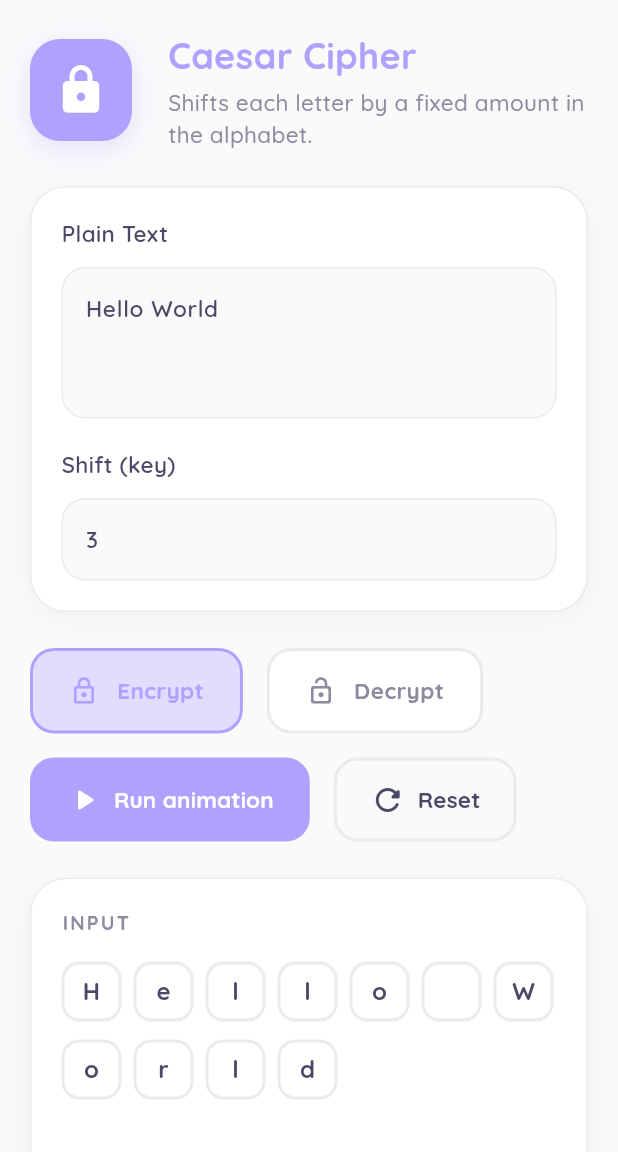
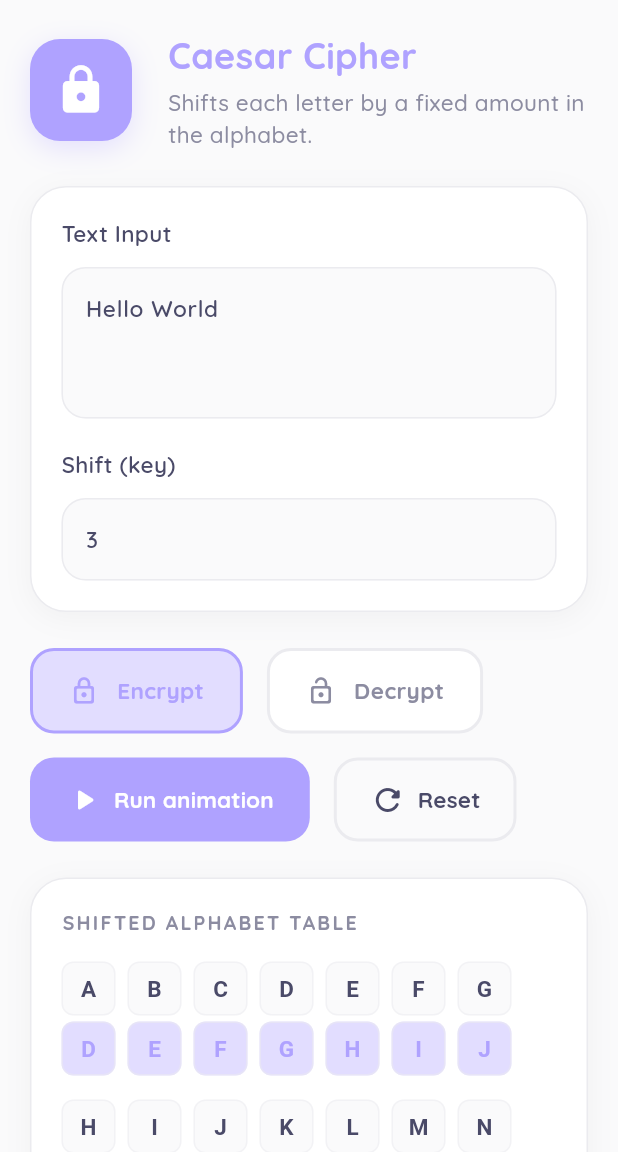
Before and after one commit to hlakhaled/Cipher-Text, a Flutter app: the screen it shows after launch, on a phone screen of 412 x 824 dp, the part 84-1236 px from its top. Run offline on Flutter 3.47's test engine with Material 3 defaults, Android fonts, the phone set to English and light mode, and no system bars; our stand-ins replace equatable, flutter_bloc.

Commit message:
feat: Enhance Caesar and Monoalphabetic ciphers with new features and UI improvements

```diff
--- a/lib/features/caesar_cipher/presentation/manager/caesar_cubit.dart
+++ b/lib/features/caesar_cipher/presentation/manager/caesar_cubit.dart
@@ -3,16 +3,31 @@ import 'caesar_state.dart';
 import '../../data/models/caesar_step_model.dart';
 
 class CaesarCubit extends Cubit<CaesarState> {
+  static const String _standardAlphabet = "ABCDEFGHIJKLMNOPQRSTUVWXYZ";
+
   CaesarCubit()
       : super(CaesarActive(
           text: 'Hello World',
           shift: 3,
           isEncrypt: true,
+          cipherAlphabet: _generateCipherAlphabet(3, true),
           steps: const [],
           currentStep: -1,
           isAnimating: false,
         )) {
     _generateSteps('Hello World', 3, true);
+  }
+
+  // Generates the shifted 26-letter string for the Substitution Table
+  static String _generateCipherAlphabet(int shift, bool isEncrypt) {
+    int actualShift = isEncrypt ? shift : -shift;
+    String result = "";
+    for (int i = 0; i < 26; i++) {
+      int shifted = (i + actualShift) % 26;
+      if (shifted < 0) shifted += 26;
+      result += String.fromCharCode(shifted + 65);
+    }
+    return result;
   }
 
   void updateText(String text) {
@@ -39,6 +54,7 @@ class CaesarCubit extends Cubit<CaesarState> {
   void _generateSteps(String text, int shift, bool isEncrypt) {
     List<CaesarStepModel> steps = [];
     int actualShift = isEncrypt ? shift : -shift;
+    String currentCipherAlphabet = _generateCipherAlphabet(shift, isEncrypt);
 
     for (int i = 0; i < text.length; i++) {
       String char = text[i];
@@ -64,6 +80,7 @@ class CaesarCubit extends Cubit<CaesarState> {
         text: text,
         shift: shift,
         isEncrypt: isEncrypt,
+        cipherAlphabet: currentCipherAlphabet,
         steps: steps,
         currentStep: -1,
         isAnimating: false));
--- a/lib/features/caesar_cipher/presentation/manager/caesar_state.dart
+++ b/lib/features/caesar_cipher/presentation/manager/caesar_state.dart
@@ -12,6 +12,7 @@ class CaesarActive extends CaesarState {
   final String text;
   final int shift;
   final bool isEncrypt;
+  final String cipherAlphabet;
   final List<CaesarStepModel> steps;
   final int currentStep;
   final bool isAnimating;
@@ -20,6 +21,7 @@ class CaesarActive extends CaesarState {
     required this.text,
     required this.shift,
     required this.isEncrypt,
+    required this.cipherAlphabet,
     required this.steps,
     required this.currentStep,
     required this.isAnimating,
@@ -30,6 +32,7 @@ class CaesarActive extends CaesarState {
         text,
         shift,
         isEncrypt,
+        cipherAlphabet,
         steps,
         currentStep,
         isAnimating,
@@ -39,6 +42,7 @@ class CaesarActive extends CaesarState {
     String? text,
     int? shift,
     bool? isEncrypt,
+    String? cipherAlphabet,
     List<CaesarStepModel>? steps,
     int? currentStep,
     bool? isAnimating,
@@ -47,6 +51,7 @@ class CaesarActive extends CaesarState {
       text: text ?? this.text,
       shift: shift ?? this.shift,
       isEncrypt: isEncrypt ?? this.isEncrypt,
+      cipherAlphabet: cipherAlphabet ?? this.cipherAlphabet,
       steps: steps ?? this.steps,
       currentStep: currentStep ?? this.currentStep,
       isAnimating: isAnimating ?? this.isAnimating,
--- a/lib/features/caesar_cipher/presentation/views/widgets/animation_board.dart
+++ b/lib/features/caesar_cipher/presentation/views/widgets/animation_board.dart
@@ -16,7 +16,83 @@ class AnimationBoard extends StatelessWidget {
       builder: (context, state) {
         if (state is! CaesarActive) return const SizedBox();
 
-        return Container(
+        String activeLetterToHighlight = "";
+        if (state.currentStep >= 0 && state.currentStep < state.steps.length) {
+          String char = state.steps[state.currentStep].inputChar.toUpperCase();
+          if (RegExp(r'[A-Z]').hasMatch(char)) {
+            activeLetterToHighlight = char;
+          }
+        }
+
+        return Column(
+          crossAxisAlignment: CrossAxisAlignment.start,
+          children: [
+            // --- NEW: SUBSTITUTION TABLE ---
+            Container(
+              width: double.infinity,
+              padding: EdgeInsets.all(isMobile ? 20 : 32),
+              decoration: BoxDecoration(
+                color: AppColors.surface,
+                borderRadius: BorderRadius.circular(24),
+                border: Border.all(color: AppColors.border, width: 1),
+                boxShadow: [
+                  BoxShadow(
+                    color: Colors.black.withOpacity(0.04),
+                    blurRadius: 16,
+                    offset: const Offset(0, 4),
+                    spreadRadius: 0,
+                  ),
+                ],
+              ),
+              child: Column(
+                crossAxisAlignment: CrossAxisAlignment.start,
+                children: [
+                  Text('SHIFTED ALPHABET TABLE', style: AppStyles.sectionHeader),
+                  const SizedBox(height: 16),
+                  Wrap(
+                    spacing: 8.0,
+                    runSpacing: 16.0,
+                    children: List.generate(26, (index) {
+                      String standardChar = String.fromCharCode(65 + index);
+                      String cipherChar = state.cipherAlphabet[index];
+
+                      bool isHighlight = false;
+                      if (activeLetterToHighlight.isNotEmpty) {
+                        isHighlight = state.isEncrypt
+                            ? standardChar == activeLetterToHighlight
+                            : cipherChar == activeLetterToHighlight;
+                      }
+
+                      return Column(
+                        mainAxisSize: MainAxisSize.min,
+                        children: [
+                          _buildMiniBox(
+                            standardChar,
+                            isHighlight
+                                ? AppColors.activeHighlight
+                                : AppColors.background,
+                            AppColors.textPrimary,
+                            isHighlight,
+                          ),
+                          const SizedBox(height: 4),
+                          _buildMiniBox(
+                            cipherChar,
+                            isHighlight
+                                ? AppColors.primary
+                                : AppColors.primaryLight,
+                            isHighlight ? Colors.white : AppColors.primary,
+                            isHighlight,
+                          ),
+                        ],
+                      );
+                    }),
+                  ),
+                ],
+              ),
+            ),
+            const SizedBox(height: 24),
+            // --- INPUT & OUTPUT BOARDS ---
+            Container(
               padding: EdgeInsets.all(isMobile ? 20 : 32),
               decoration: BoxDecoration(
                 color: AppColors.surface,
@@ -43,8 +119,12 @@ class AnimationBoard extends StatelessWidget {
                       bool isActive = state.currentStep == index;
                       return _buildCharBox(
                         state.steps[index].inputChar,
-                    isActive ? AppColors.activeHighlight : AppColors.inputCharBg,
-                    isActive ? AppColors.textPrimary : AppColors.textPrimary,
+                        isActive
+                            ? AppColors.activeHighlight
+                            : AppColors.inputCharBg,
+                        isActive
+                            ? AppColors.textPrimary
+                            : AppColors.textPrimary,
                         true,
                         isActive,
                         isMobile,
@@ -58,12 +138,18 @@ class AnimationBoard extends StatelessWidget {
                     spacing: 8,
                     runSpacing: 12,
                     children: List.generate(state.steps.length, (index) {
-                  bool isVisible = state.currentStep >= index || state.currentStep == -1 && !state.isAnimating;
+                      bool isVisible =
+                          state.currentStep >= index ||
+                          state.currentStep == -1 && !state.isAnimating;
                       bool isActive = state.currentStep == index;
                       return _buildCharBox(
                         isVisible ? state.steps[index].outputChar : '',
-                    isActive ? AppColors.activeHighlight : AppColors.outputCharBg,
-                    isActive ? AppColors.textPrimary : AppColors.outputCharText,
+                        isActive
+                            ? AppColors.activeHighlight
+                            : AppColors.outputCharBg,
+                        isActive
+                            ? AppColors.textPrimary
+                            : AppColors.outputCharText,
                         false,
                         isActive,
                         isMobile,
@@ -95,8 +181,43 @@ class AnimationBoard extends StatelessWidget {
                   ),
                 ],
               ),
+            ),
+          ],
         );
       },
+    );
+  }
+
+  // Mini box builder for the substitution table
+  Widget _buildMiniBox(
+    String char,
+    Color bgColor,
+    Color textColor,
+    bool isHighlight,
+  ) {
+    return AnimatedContainer(
+      duration: const Duration(milliseconds: 300),
+      width: 36,
+      height: 36,
+      alignment: Alignment.center,
+      decoration: BoxDecoration(
+        color: bgColor,
+        borderRadius: BorderRadius.circular(8),
+        border: Border.all(
+          color: isHighlight
+              ? Colors.transparent
+              : AppColors.border.withOpacity(0.5),
+          width: 1,
+        ),
+      ),
+      child: Text(
+        char,
+        style: TextStyle(
+          fontWeight: FontWeight.bold,
+          color: textColor,
+          fontSize: 15,
+        ),
+      ),
     );
   }
 
--- a/lib/features/caesar_cipher/presentation/views/widgets/input_section.dart
+++ b/lib/features/caesar_cipher/presentation/views/widgets/input_section.dart
@@ -125,7 +125,7 @@ class InputSection extends StatelessWidget {
     return Column(
       crossAxisAlignment: CrossAxisAlignment.start,
       children: [
-        Text('Plain Text', style: AppStyles.body),
+        Text('Text Input', style: AppStyles.body),
         const SizedBox(height: 12),
         TextFormField(
           initialValue: state.text,
--- a/lib/features/main_layout/presentation/views/main_layout_view.dart
+++ b/lib/features/main_layout/presentation/views/main_layout_view.dart
@@ -4,7 +4,7 @@ import 'package:cipher_text/features/vigenere_cipher/presentation/views/vigenere
 import 'package:flutter/material.dart';
 
 import '../../../caesar_cipher/presentation/views/caesar_view.dart';
-// Make sure this import path matches your structure
+
 import '../../../monoalphabetic_cipher/presentation/views/monoalphabetic_view.dart';
 
 class MainLayoutView extends StatefulWidget {
@@ -16,7 +16,7 @@ class MainLayoutView extends StatefulWidget {
 
 class _MainLayoutViewState extends State<MainLayoutView> {
   bool _isSidebarVisible = true;
-  int _selectedIndex = 0; // Tracks which cipher is currently selected
+  int _selectedIndex = 0;
 
   @override
   Widget build(BuildContext context) {
@@ -242,27 +242,27 @@ class _MainLayoutViewState extends State<MainLayoutView> {
           isMobile,
         ),
 
-        _buildSidebarItem(
-          'Vigenère',
-          'Polyalphabetic',
-          Icons.vpn_key_outlined,
-          3,
-          isMobile,
-        ),
-        _buildSidebarItem(
-          'Playfair',
-          '5x5 matrix',
-          Icons.grid_view_rounded,
-          2,
-          isMobile,
-        ),
-        _buildSidebarItem(
-          'Hill',
-          'Matrix cipher',
-          Icons.calculate_outlined,
-          4,
-          isMobile,
-        ),
+        // _buildSidebarItem(
+        //   'Vigenère',
+        //   'Polyalphabetic',
+        //   Icons.vpn_key_outlined,
+        //   3,
+        //   isMobile,
+        // ),
+        // _buildSidebarItem(
+        //   'Playfair',
+        //   '5x5 matrix',
+        //   Icons.grid_view_rounded,
+        //   2,
+        //   isMobile,
+        // ),
+        // _buildSidebarItem(
+        //   'Hill',
+        //   'Matrix cipher',
+        //   Icons.calculate_outlined,
+        //   4,
+        //   isMobile,
+        // ),
       ],
     );
   }
--- a/lib/features/monoalphabetic_cipher/presentation/views/monoalphabetic_view.dart
+++ b/lib/features/monoalphabetic_cipher/presentation/views/monoalphabetic_view.dart
@@ -57,7 +57,7 @@ class MonoalphabeticView extends StatelessWidget {
                       ),
                       const SizedBox(height: 4),
                       Text(
-                        'Each letter maps to a fixed substitute. The keyword seeds a 26-letter substitution alphabet.',
+                        'Provide a full 26-letter scrambled alphabet to map every character securely.',
                         style: AppStyles.subtitle,
                       ),
                     ],
```
Also changed, not shown: lib/features/monoalphabetic_cipher/presentation/manager/monoalphabetic_cubit.dart (+18 -12 lines), lib/features/monoalphabetic_cipher/presentation/manager/monoalphabetic_state.dart (+5 -5 lines), lib/features/monoalphabetic_cipher/presentation/views/widgets/monoalphabetic_animation_board.dart (+2 -5 lines), lib/features/monoalphabetic_cipher/presentation/views/widgets/monoalphabetic_input_section.dart (+14 -7 lines), lib/features/caesar_cipher/presentation/views/caesar_view.dart (line endings or trailing spaces). Lines whose indentation alone changed are shown as unchanged.
